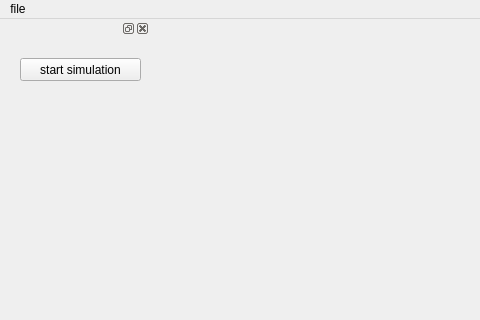
dolphin-li/ClothDesigner, file ArcSimWindow.ui: the form before one commit; both pictures show x 0 to 480 and y 0 to 320 of the 1083 by 856 pixel window.
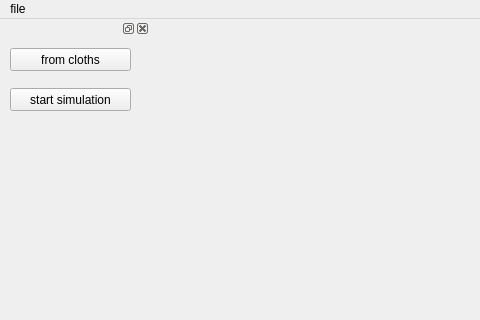
The form after the commit. Custom widgets are drawn as their Qt base class.

Commit message: arcsim load from ClothManager coded

Patch:
```diff
--- a/ArcSimWindow.ui
+++ b/ArcSimWindow.ui
@@ -53,8 +53,8 @@
     <widget class="QPushButton" name="pbStartSimulation">
      <property name="geometry">
       <rect>
-       <x>20</x>
-       <y>20</y>
+       <x>10</x>
+       <y>50</y>
        <width>121</width>
        <height>23</height>
       </rect>
@@ -63,6 +63,19 @@
       <string>start simulation</string>
      </property>
     </widget>
+    <widget class="QPushButton" name="pbFromCloths">
+     <property name="geometry">
+      <rect>
+       <x>10</x>
+       <y>10</y>
+       <width>121</width>
+       <height>23</height>
+      </rect>
+     </property>
+     <property name="text">
+      <string>from cloths</string>
+     </property>
+    </widget>
    </widget>
   </widget>
   <action name="actionLoad_conf">
```
The commit also changes 190 other files.
